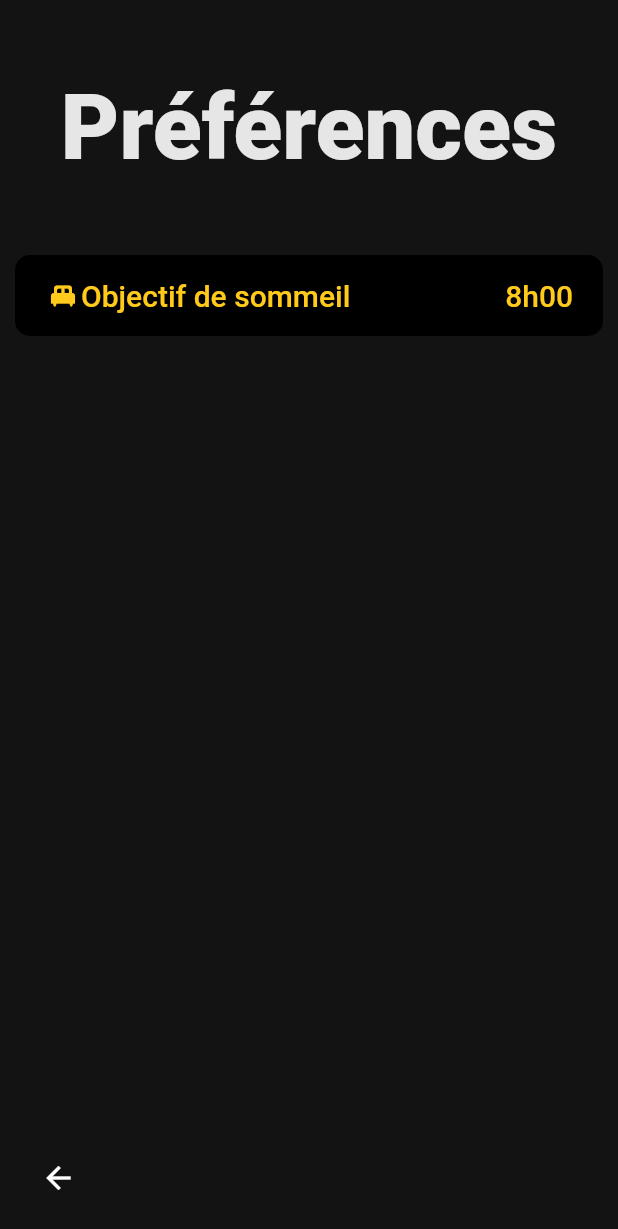
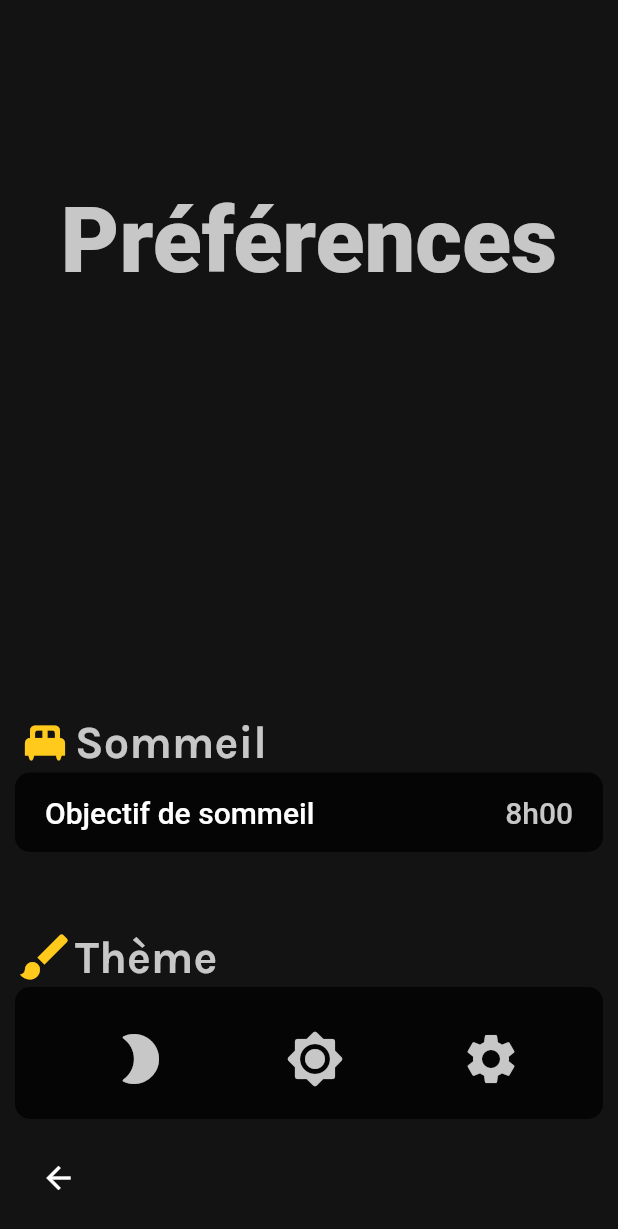
Before and after one commit to poclerson/bonuit, a Flutter app: the Settings screen opened by its route, on a phone screen of 412 x 824 dp. Shown: the top 1229 px of the screen. Run offline on Flutter 3.47's test engine with Material 2 defaults, Android fonts, the phone set to English and light mode, and no system bars; our stand-ins replace flutter_dash, flutter_time_picker_spinner, get, google_fonts, separated_column, separated_row; missing offline and left inert: progressive_time_picker.

Commit message:
Settings a maintenant un theme picker et un sleep target picker

```diff
--- a/lib/app.dart
+++ b/lib/app.dart
@@ -5,17 +5,43 @@ import 'app_theme.dart';
 
 import 'data/screens.dart';
 import 'pages/home/home.dart';
+import 'models/simple_stream.dart';
 
 class App extends StatelessWidget {
   @override
   Widget build(BuildContext context) {
-    return GetMaterialApp(
-      initialRoute: '/',
-      home: Home(),
-      getPages: screens.map((screen) => screen.getPage).toList(),
-      theme: AppTheme.light,
-      darkTheme: AppTheme.dark,
-      themeMode: ThemeMode.dark,
-    );
+    return StreamBuilder<ThemeMode>(
+        initialData: ThemeMode.dark,
+        stream: AppTheme.themeMode.output,
+        builder: ((context, snapshot) {
+          return GetMaterialApp(
+            initialRoute: '/',
+            home: Home(),
+            getPages: screens.map((screen) => screen.getPage).toList(),
+            theme: AppTheme.themeBuilder(LightColorScheme),
+            darkTheme: AppTheme.themeBuilder(DarkColorScheme),
+            themeMode: snapshot.data!,
+          );
+        }));
   }
 }
+
+// class App extends StatelessWidget {
+//   @override
+//   Widget build(BuildContext context) {
+//     return ChangeNotifierProvider(
+//       create: (_) => ModelTheme(),
+//       child: Consumer<ModelTheme>(
+//           builder: (context, ModelTheme themeNotifier, child) {
+//         return GetMaterialApp(
+//           initialRoute: '/',
+//           home: Home(),
+//           getPages: screens.map((screen) => screen.getPage).toList(),
+//           theme: AppTheme.light,
+//           darkTheme: AppTheme.dark,
+//           themeMode: themeNotifier.isDark ? ThemeMode.dark : ThemeMode.light,
+//         );
+//       }),
+//     );
+//   }
+// }
--- a/lib/app_theme.dart
+++ b/lib/app_theme.dart
@@ -1,5 +1,7 @@
 import 'package:flutter/material.dart';
 import 'package:google_fonts/google_fonts.dart';
+import 'dart:async';
+import 'models/simple_stream.dart';
 
 const DarkColorScheme = ColorScheme(
   brightness: Brightness.dark,
@@ -10,9 +12,9 @@ const DarkColorScheme = ColorScheme(
   error: Colors.red,
   onError: Colors.black,
   background: Color(0xFF131313),
-  onBackground: Color(0xFFE6E6E6),
-  surface: Color(0xFF5E5E5E),
-  onSurface: Colors.white,
+  onBackground: Color(0xFFC7C7C7),
+  onSurface: Color(0xFFC7C7C7),
+  surface: Color(0xFF050505),
 );
 
 const LightColorScheme = ColorScheme(
@@ -23,10 +25,10 @@ const LightColorScheme = ColorScheme(
     onSecondary: Colors.white,
     error: Color(0xFFFF004C),
     onError: Colors.white,
-    surface: Color(0xFFA7A7A7),
-    onSurface: Colors.black,
+    onSurface: Color(0xFF0F0F0F),
+    surface: Color(0xFFD8D8D8),
     background: Color(0xFFE0E0E0),
-    onBackground: Color(0xFF202020));
+    onBackground: Color(0xFF2B2B2B));
 
 class AppTheme {
   static ThemeData themeBuilder(ColorScheme colorScheme) => ThemeData(
@@ -60,11 +62,12 @@ class AppTheme {
               padding: MaterialStatePropertyAll<EdgeInsetsGeometry>(
                   EdgeInsets.symmetric(horizontal: 20, vertical: 15)),
               foregroundColor:
-                  MaterialStatePropertyAll<Color>(colorScheme.primary),
+                  MaterialStatePropertyAll<Color>(colorScheme.onSurface),
               backgroundColor:
-                  MaterialStatePropertyAll<Color>(colorScheme.onPrimary),
-              shape: MaterialStatePropertyAll<RoundedRectangleBorder>(RoundedRectangleBorder(
-                  borderRadius: BorderRadius.circular(10))))),
+                  MaterialStatePropertyAll<Color>(colorScheme.surface),
+              shape: MaterialStatePropertyAll<RoundedRectangleBorder>(
+                  RoundedRectangleBorder(
+                      borderRadius: BorderRadius.circular(10))))),
       // Outlined button
       outlinedButtonTheme: OutlinedButtonThemeData(
           style: ButtonStyle(
@@ -72,27 +75,54 @@ class AppTheme {
                   MaterialStatePropertyAll<Color>(colorScheme.secondary),
               foregroundColor:
                   MaterialStatePropertyAll<Color>(colorScheme.onSecondary),
-              side: MaterialStatePropertyAll<BorderSide>(
-                  BorderSide(color: colorScheme.onBackground)),
+              side:
+                  MaterialStatePropertyAll<BorderSide>(BorderSide(color: colorScheme.onBackground)),
               shape: MaterialStatePropertyAll<RoundedRectangleBorder>(RoundedRectangleBorder(borderRadius: BorderRadius.circular(10))))),
 
       /// TEXTES ///
       textTheme: TextTheme(
+        /// DISPLAY
+        displayLarge: GoogleFonts.karla(
+            letterSpacing: -5,
+            fontWeight: FontWeight.w900,
+            fontSize: 100,
+            color: colorScheme.onBackground),
+        displayMedium: GoogleFonts.familjenGrotesk(
+            letterSpacing: -2,
+            fontWeight: FontWeight.w900,
+            fontSize: 80,
+            color: colorScheme.onBackground),
+        displaySmall: GoogleFonts.familjenGrotesk(
+            fontWeight: FontWeight.w900,
+            fontSize: 60,
+            color: colorScheme.onBackground),
 
-          /// DISPLAY
-          displayLarge: GoogleFonts.karla(letterSpacing: -5, fontWeight: FontWeight.w900, fontSize: 100, color: colorScheme.onBackground),
-          displayMedium: GoogleFonts.familjenGrotesk(letterSpacing: -2, fontWeight: FontWeight.w900, fontSize: 80, color: colorScheme.onBackground),
-          displaySmall: GoogleFonts.familjenGrotesk(fontWeight: FontWeight.w900, fontSize: 60, color: colorScheme.onBackground),
+        /// LABEL
+        labelLarge: GoogleFonts.familjenGrotesk(
+            fontWeight: FontWeight.w500,
+            fontSize: 20,
+            color: colorScheme.background),
 
-          /// LABEL
-          labelLarge: GoogleFonts.familjenGrotesk(fontWeight: FontWeight.w500, fontSize: 20, color: colorScheme.background),
+        /// TITLE
+        titleMedium: GoogleFonts.karla(
+            fontWeight: FontWeight.w900,
+            color: colorScheme.background,
+            fontSize: 25),
 
-          /// TITLE
-          headlineLarge: GoogleFonts.karla(fontWeight: FontWeight.w700, fontSize: 30, color: colorScheme.onBackground),
-          titleMedium: GoogleFonts.karla(fontWeight: FontWeight.w900, color: colorScheme.background, fontSize: 25),
-          // BODY
-          bodyMedium: GoogleFonts.familjenGrotesk(fontWeight: FontWeight.w300, color: colorScheme.background)));
+        /// HEADLINE
+        headlineLarge: GoogleFonts.karla(
+            fontWeight: FontWeight.w700,
+            fontSize: 30,
+            color: colorScheme.onBackground),
 
-  static ThemeData light = themeBuilder(LightColorScheme);
-  static ThemeData dark = themeBuilder(DarkColorScheme);
+        // BODY
+        bodyMedium: GoogleFonts.familjenGrotesk(
+            fontWeight: FontWeight.w300, color: colorScheme.onBackground),
+        bodyLarge: GoogleFonts.familjenGrotesk(
+            fontWeight: FontWeight.w300, color: colorScheme.onBackground),
+        bodySmall: GoogleFonts.familjenGrotesk(
+            fontWeight: FontWeight.w300, color: colorScheme.onBackground),
+      ));
+
+  static SimpleStream<ThemeMode> themeMode = SimpleStream();
 }
--- /dev/null
+++ b/lib/models/simple_stream.dart
@@ -0,0 +1,22 @@
+import 'dart:async';
+
+class SimpleStream<T> {
+  final StreamController<T> _stream = StreamController<T>();
+
+  Sink<T> get _input => _stream.sink;
+
+  Stream<T> get output => _stream.stream;
+
+  T? _currentValue;
+
+  T? get current => _currentValue;
+
+  void update(T value) {
+    _currentValue = value;
+    _input.add(value);
+  }
+
+  void close() {
+    _stream.close();
+  }
+}
--- a/lib/pages/schedules/schedules.dart
+++ b/lib/pages/schedules/schedules.dart
@@ -55,7 +55,7 @@ class _SchedulesState extends State<Schedules> {
         mainAxisAlignment: MainAxisAlignment.spaceBetween,
         children: [
           Container(
-              padding: EdgeInsets.only(bottom: 50, top: 50),
+              padding: EdgeInsets.only(top: 125, bottom: 50),
               child: Text(
                 "Modifier l'horaire",
                 style: Theme.of(context).textTheme.displayMedium,
--- a/lib/pages/settings/settings.dart
+++ b/lib/pages/settings/settings.dart
@@ -1,11 +1,12 @@
 import 'dart:ui';
 
-import 'package:flutter/cupertino.dart';
+import 'settings_button.dart';
 import 'package:flutter/material.dart';
 import '../../widgets/nav_bar.dart';
-import 'settings_button.dart';
+import 'settings_section.dart';
 import '../../models/sleep_target.dart';
 import 'app_time_picker_spinner.dart';
+import 'theme_mode_picker.dart';
 
 class Settings extends StatefulWidget {
   @override
@@ -15,13 +16,15 @@ class Settings extends StatefulWidget {
 class _SettingsState extends State<Settings> {
   @override
   Widget build(BuildContext context) {
+    debugPrint(Theme.of(context).colorScheme.onBackground.toString());
     return Scaffold(
         bottomNavigationBar: NavBar(),
         body: Column(
-        crossAxisAlignment: CrossAxisAlignment.center,
+          mainAxisAlignment: MainAxisAlignment.spaceBetween,
+          crossAxisAlignment: CrossAxisAlignment.stretch,
           children: [
             Padding(
-            padding: EdgeInsets.symmetric(vertical: 50),
+              padding: EdgeInsets.only(top: 125),
               child: Text(
                 "Préférences",
                 style: Theme.of(context).textTheme.displaySmall,
@@ -30,12 +33,17 @@ class _SettingsState extends State<Settings> {
             ),
             Padding(
               padding: EdgeInsets.symmetric(horizontal: 10),
-            child: Column(
+              child: Wrap(
+                runSpacing: 50,
+                children: [
+                  SettingsSection(
+                      iconData: Icons.single_bed_rounded,
+                      title: 'Sommeil',
                       children: [
                         SettingsButton(
-                  icon: Icon(Icons.single_bed_rounded),
                           text: 'Objectif de sommeil',
-                  action: Text(SleepTarget.duration.toStringHoursMinutes()),
+                          content:
+                              Text(SleepTarget.duration.toStringHoursMinutes()),
                           onPressed: () => showModalBottomSheet(
                               context: context,
                               builder: (context) => AppTimePickerSpinner(
@@ -44,14 +52,30 @@ class _SettingsState extends State<Settings> {
                                       minute: SleepTarget.minutes),
                                   onTimeChanged: (time) => setState(() {
                                         SleepTarget.duration = Duration(
-                                    hours: time.hour, minutes: time.minute);
+                                            hours: time.hour,
+                                            minutes: time.minute);
                                       }))),
                         )
+                      ]),
+                  SettingsSection(
+                      iconData: Icons.brush_rounded,
+                      title: 'Thème',
+                      children: [ThemeModePicker()],
+                      isButtonSection: false),
+                  // SettingsSection(
+                  //     iconData: Icons.brush_rounded,
+                  //     text: 'Thème',
+                  //     content: Text(Theme.of(context).brightness.toString()),
+                  //     onPressed: () => setState(() {
+                  //           AppTheme.themeMode.add(
+                  //               Theme.of(context).brightness == Brightness.dark
+                  //                   ? ThemeMode.light
+                  //                   : ThemeMode.dark);
+                  //         }))
                 ],
               ),
             )
           ],
-      ),
-    );
+        ));
   }
 }
--- a/lib/pages/settings/settings_button.dart
+++ b/lib/pages/settings/settings_button.dart
@@ -1,30 +1,29 @@
 import 'package:flutter/material.dart';
 
 class SettingsButton extends StatelessWidget {
-  Icon icon;
   String text;
-  Widget action;
+  Widget content;
   Function onPressed;
   SettingsButton(
-      {required this.icon,
-      required this.text,
-      required this.action,
-      required this.onPressed});
+      {required this.text, required this.content, required this.onPressed});
   @override
   Widget build(BuildContext context) {
-    return TextButton(
-        onPressed: () => onPressed(),
-        child: Row(
-          mainAxisAlignment: MainAxisAlignment.center,
-          children: [
-            icon,
-            Text(text),
-            SizedBox(
-              width: 20,
-            ),
-            Expanded(child: SizedBox()),
-            action
-          ],
-        ));
+    return Wrap(
+      runSpacing: 15,
+      children: [
+        TextButton(
+            onPressed: () => onPressed(),
+            child: Row(
+              mainAxisAlignment: MainAxisAlignment.spaceBetween,
+              children: [
+                Text(
+                  text,
+                  style: Theme.of(context).textTheme.titleLarge,
+                ),
+                content
+              ],
+            ))
+      ],
+    );
   }
 }
--- /dev/null
+++ b/lib/pages/settings/settings_section.dart
@@ -0,0 +1,43 @@
+import 'package:flutter/material.dart';
+
+class SettingsSection extends StatelessWidget {
+  IconData iconData;
+  String title;
+  List<Widget> children;
+  bool isButtonSection;
+  SettingsSection(
+      {required this.iconData,
+      required this.title,
+      required this.children,
+      this.isButtonSection = true});
+  @override
+  Widget build(BuildContext context) {
+    return Column(
+      children: [
+        Row(
+          children: [
+            Icon(
+              iconData,
+              color: Theme.of(context).colorScheme.primary,
+              size: 40,
+            ),
+            Text(
+              title,
+              style: Theme.of(context).textTheme.headlineLarge,
+            )
+          ],
+        ),
+        Container(
+          decoration: BoxDecoration(
+              color: !isButtonSection
+                  ? Theme.of(context).colorScheme.surface
+                  : Colors.transparent,
+              borderRadius: BorderRadius.circular(10)),
+          child: Column(
+            children: [...children],
+          ),
+        )
+      ],
+    );
+  }
+}
--- /dev/null
+++ b/lib/pages/settings/theme_mode_picker.dart
@@ -0,0 +1,19 @@
+import 'theme_picker.dart';
+import 'package:flutter/material.dart';
+
+class ThemeModePicker extends StatelessWidget {
+  @override
+  Widget build(BuildContext context) {
+    return Container(
+      padding: EdgeInsets.all(20),
+      child: Row(
+        mainAxisAlignment: MainAxisAlignment.spaceAround,
+        children: [
+          ThemePicker(themeMode: ThemeMode.dark),
+          ThemePicker(themeMode: ThemeMode.light),
+          ThemePicker(themeMode: ThemeMode.system)
+        ],
+      ),
+    );
+  }
+}
--- /dev/null
+++ b/lib/pages/settings/theme_picker.dart
@@ -0,0 +1,32 @@
+import 'package:flutter/material.dart';
+import '../../app_theme.dart';
+
+class ThemePicker extends StatefulWidget {
+  final Map<ThemeMode, IconData> themeIcons = {
+    ThemeMode.light: Icons.brightness_7_rounded,
+    ThemeMode.dark: Icons.brightness_2_rounded,
+    ThemeMode.system: Icons.settings
+  };
+  ThemeMode themeMode;
+  IconData get iconData => themeIcons[themeMode]!;
+  ThemePicker({required this.themeMode});
+  @override
+  _ThemePickerState createState() => _ThemePickerState();
+}
+
+class _ThemePickerState extends State<ThemePicker> {
+  @override
+  Widget build(BuildContext context) {
+    return IconButton(
+        onPressed: () => setState(() {
+              AppTheme.themeMode.update(widget.themeMode);
+            }),
+        icon: Icon(
+          widget.iconData,
+          color: AppTheme.themeMode.current == widget.themeMode
+              ? Theme.of(context).colorScheme.primary
+              : Theme.of(context).colorScheme.onSurface,
+          size: 40,
+        ));
+  }
+}
--- a/pubspec.yaml
+++ b/pubspec.yaml
@@ -41,6 +41,7 @@ dependencies:
   separated_column:
   pie_chart:
   flutter_time_picker_spinner: ^2.0.0
+  theme_mode_handler: ^3.0.0
 
 
   # The following adds the Cupertino Icons font to your application.
```
Also changed, not shown: pubspec.lock. Lines whose indentation alone changed are shown as unchanged.
